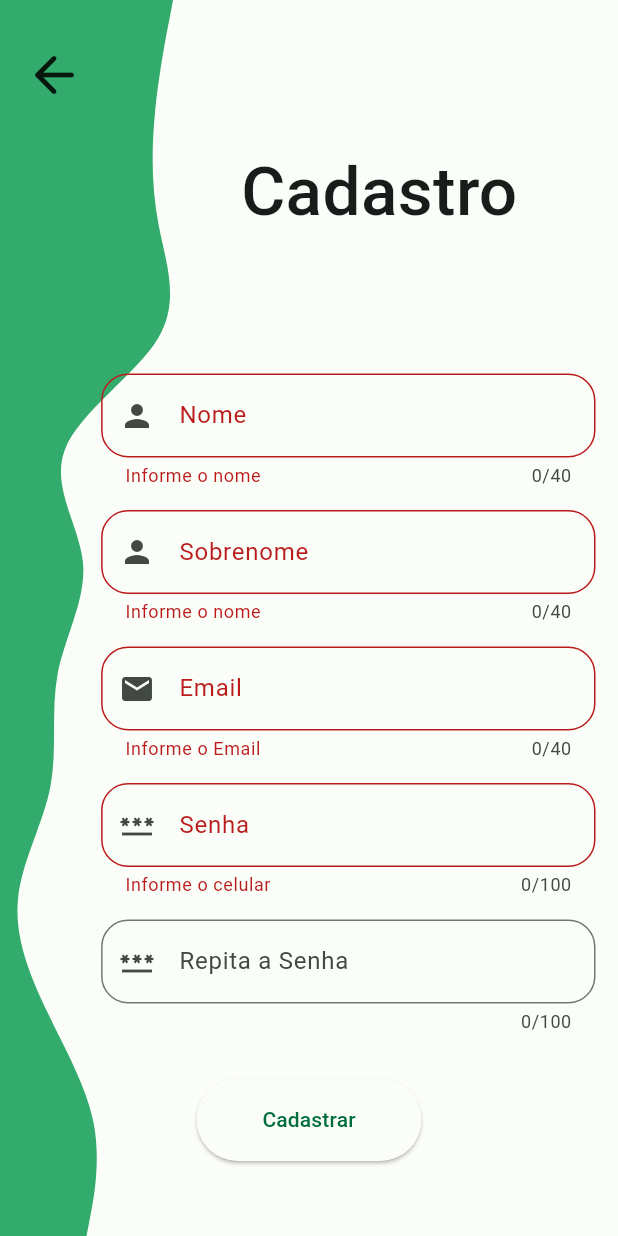
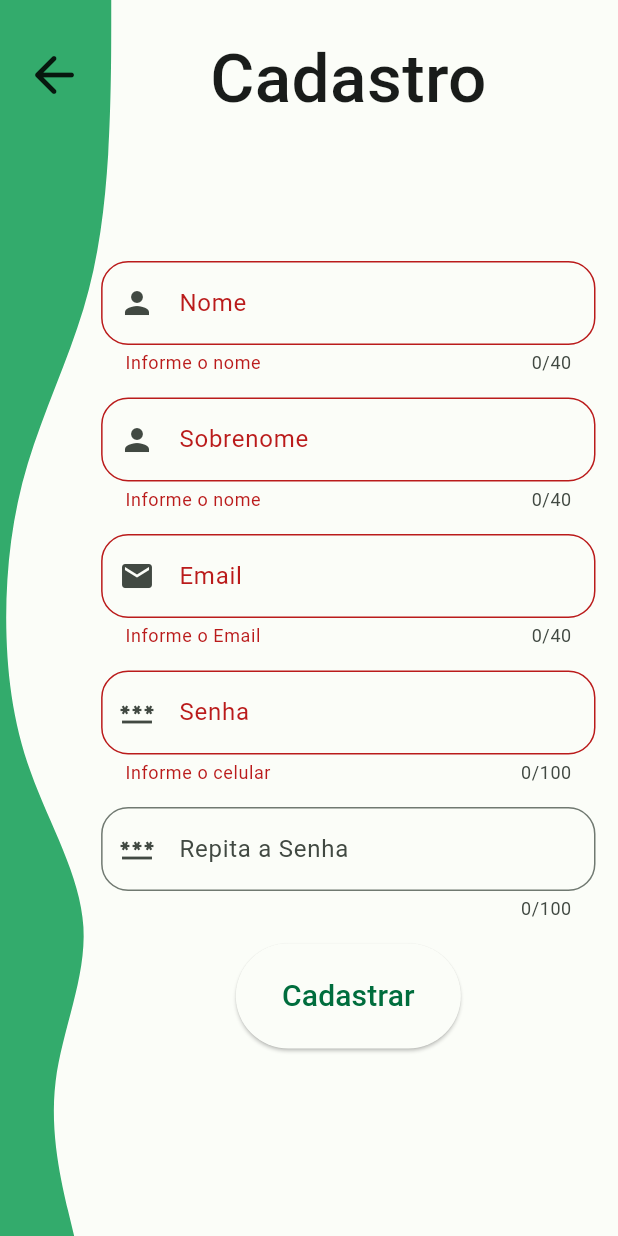
Before and after one commit to Marcelo7x/my_republic, a Flutter app: the UserRegistrationPage screen opened by its route, on a phone screen of 412 x 824 dp. Run offline on Flutter 3.47's test engine with Material 2 defaults, Android fonts, the phone set to English and light mode, and no system bars; our stand-ins replace flutter_masked_text2, flutter_mobx, flutter_modular, flutter_svg, mobx, shared_preferences and 2 more; missing offline and left inert: bcrypt, dart_jsonwebtoken, dotenv, jwt_decode, postgres, shelf_modular and 2 more; accounts and stored records are empty; generated files the repository leaves out were written again.

Commit message:
user registre refinamento

```diff
--- a/brothers_home_back/lib/source/core/services/dotenv/dot_env.dart
+++ b/brothers_home_back/lib/source/core/services/dotenv/dot_env.dart
@@ -1,7 +1,8 @@
 import 'package:dotenv/dotenv.dart';
 
 class DotEnvService {
-  final env = DotEnv()..load();
+  // final env = DotEnv()..load();
+  final env = DotEnv()..load(['.envDev']);
 
   operator [](String key) {
     return env[key];
--- a/frontend/lib/app/modules/user_registration/user_registration_page.dart
+++ b/frontend/lib/app/modules/user_registration/user_registration_page.dart
@@ -35,13 +35,13 @@ class _UserRegistrationPageState extends State<UserRegistrationPage> {
         child: Stack(
           children: [
             RotatedBox(
-              quarterTurns: -45,
+              quarterTurns: 45,
               child: SizedBox(
                 // width: 100,
                 width: height,
-                height: width * .35,
+                height: width * .3,
                 child: SvgPicture.asset(
-                  'images/wave2.svg',
+                  'images/wave4.svg',
                   alignment: Alignment.topRight,
                   fit: BoxFit.fill,
                 ),
@@ -66,16 +66,18 @@ class _UserRegistrationPageState extends State<UserRegistrationPage> {
   Widget _formUI(context) {
     final height = MediaQuery.of(context).size.height;
     final width = MediaQuery.of(context).size.width;
-    return Column(
+    return SizedBox(
+      width: width,
+      child: Column(
         crossAxisAlignment: CrossAxisAlignment.end,
         children: [
           SizedBox(
-          width: width * .7,
+            width: width * .8,
             child: Row(
               mainAxisAlignment: MainAxisAlignment.center,
               children: const [
                 Padding(
-                padding: EdgeInsets.only(top: 80, bottom: 90),
+                  padding: EdgeInsets.only(top: 5, bottom: 90),
                   child: Text(
                     "Cadastro",
                     style: TextStyle(
@@ -193,13 +195,14 @@ class _UserRegistrationPageState extends State<UserRegistrationPage> {
                   : null,
             ),
           ),
-        Row(
+          SizedBox(
+            width: width * .8,
+            child: Row(
               mainAxisAlignment: MainAxisAlignment.center,
               children: [
                 Container(
                   width: 150,
                   height: 70,
-              padding: const EdgeInsets.only(top: 15),
                   child: Observer(builder: (_) {
                     return ElevatedButton(
                       onPressed: () async {
@@ -211,13 +214,16 @@ class _UserRegistrationPageState extends State<UserRegistrationPage> {
                             ),
                           );
                           await userRegistrarionController.userRegistrarion();
-                      if (userRegistrarionController.userRegistrarionError) {
-                        ScaffoldMessenger.of(context).removeCurrentSnackBar();
+                          if (userRegistrarionController
+                              .userRegistrarionError) {
+                            ScaffoldMessenger.of(context)
+                                .removeCurrentSnackBar();
 
                             ScaffoldMessenger.of(context).showSnackBar(SnackBar(
                               content: const Text('Erro de conexão...'),
                               duration: const Duration(seconds: 5),
-                          backgroundColor: Theme.of(context).colorScheme.error,
+                              backgroundColor:
+                                  Theme.of(context).colorScheme.error,
                             ));
                           } else {
                             ScaffoldMessenger.of(context).showSnackBar(SnackBar(
@@ -233,19 +239,25 @@ class _UserRegistrationPageState extends State<UserRegistrationPage> {
                           ScaffoldMessenger.of(context).showSnackBar(
                             SnackBar(
                               content: const Text('Informações incorretas'),
-                          backgroundColor: Theme.of(context).colorScheme.error,
+                              backgroundColor:
+                                  Theme.of(context).colorScheme.error,
                             ),
                           );
                         }
                         ScaffoldMessenger.of(context).removeCurrentSnackBar();
                       },
-                  child: const Text('Cadastrar'),
+                      child: const Text(
+                        'Cadastrar',
+                        style: TextStyle(fontSize: 20),
+                      ),
                     );
                   }),
                 ),
               ],
+            ),
           )
         ],
+      ),
     );
   }
 }
--- a/frontend/lib/domain/connection_manager.dart
+++ b/frontend/lib/domain/connection_manager.dart
@@ -23,7 +23,7 @@ class ConnectionManagerError implements Exception {
 }
 
 class ConnectionManager {
-  static const _url = 'http://137.184.222.172:3001';
+  static const _url = 'http://192.168.1.9:3001';
   static final Uno _conn = Uno();
 
   static Future<void> initApiClient() async {
```
Also changed, not shown: frontend/images/wave3.svg (added), frontend/images/wave4.svg (added), 4 other files. Lines whose indentation alone changed are shown as unchanged.
